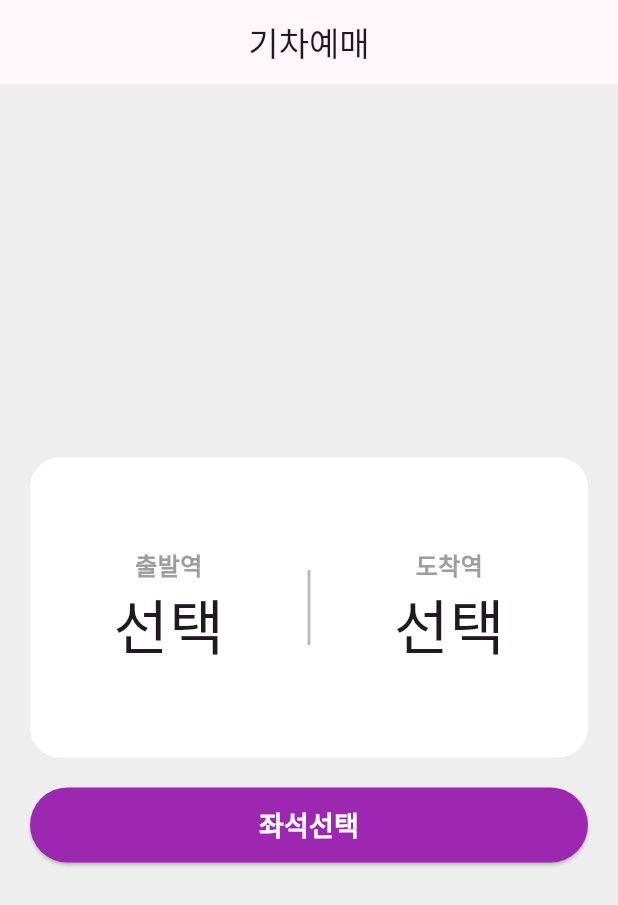
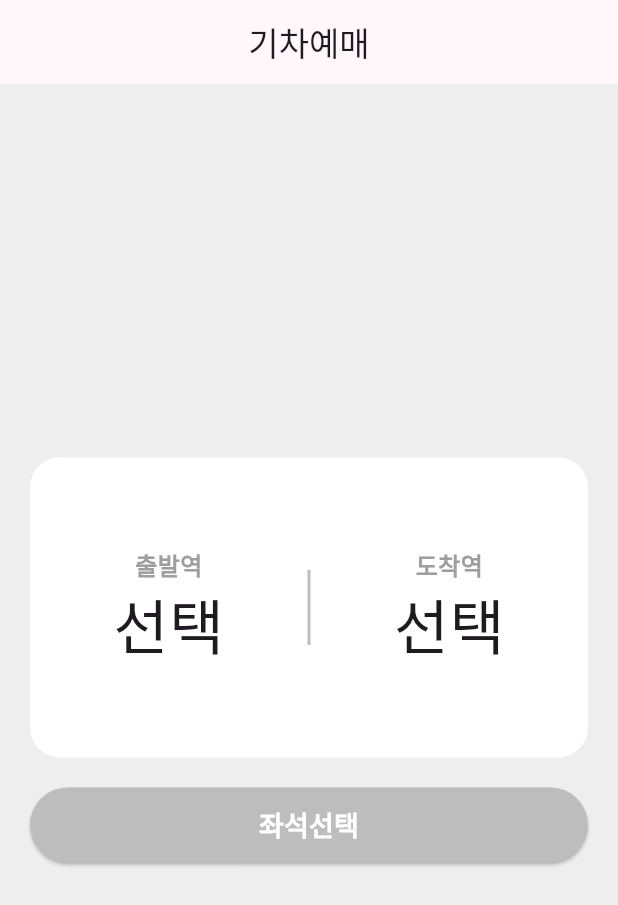
Before and after one commit to 1125bid/4weeks, a Flutter app: the screen it shows after launch, on a phone screen of 412 x 824 dp. Shown: the top 905 px of the screen. Run offline on Flutter 3.47's test engine with Material 3 defaults, Android fonts, the phone set to English and light mode, and no system bars; missing offline and left inert: dart:ffi.

Commit message:
추가기능2

```diff
--- a/lib/HomePage/homepage.dart
+++ b/lib/HomePage/homepage.dart
@@ -39,7 +39,10 @@ class _HomePageState extends State<HomePage> {
             height: 50,
             child: ElevatedButton(
               style: ElevatedButton.styleFrom(
-                  backgroundColor: Colors.purple,
+                  backgroundColor:
+                      (depatureStation != null && arrivalStation != null)
+                          ? Colors.purple
+                          : Colors.grey[400],
                   foregroundColor: Colors.white),
               onPressed: () async {
                 if (depatureStation == null) {
```
